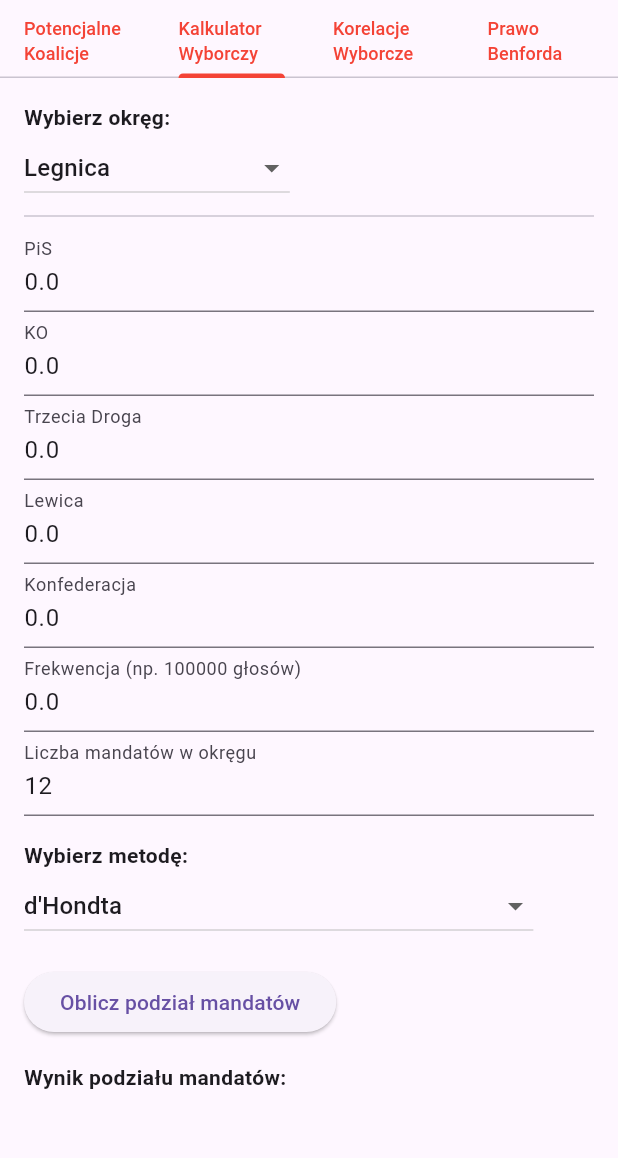
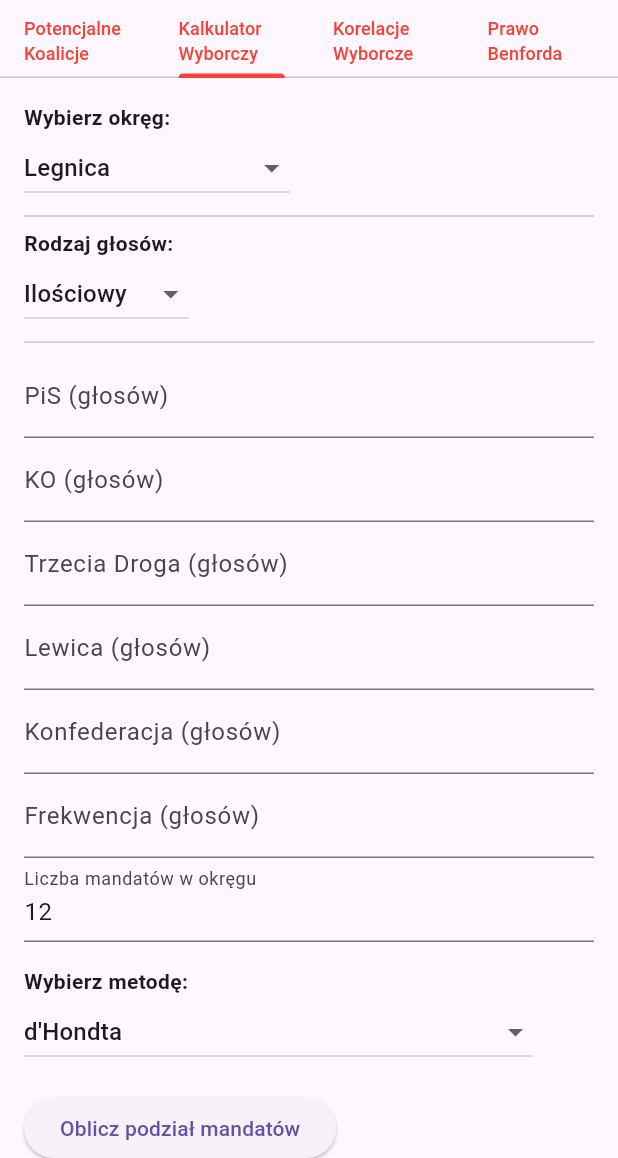
Before and after one commit to kingbrucelee/popis_mobilna_apka, a Flutter app: the View3 screen opened by its route, tab 2 chosen, on a phone screen of 412 x 824 dp, the part 78-1236 px from its top. Run offline on Flutter 3.47's test engine with Material 3 defaults, Android fonts, the phone set to English and light mode, and no system bars; our stand-ins replace fl_chart.

Commit message:
Kalkulator - procenty

```diff
--- a/lib/views/Analiza_Polityczna.dart
+++ b/lib/views/Analiza_Polityczna.dart
@@ -3,6 +3,8 @@ import 'package:flutter/material.dart';
 import '../controllers/seatsCalculator.dart';
 
 class View3 extends StatefulWidget {
+  const View3({Key? key}) : super(key: key);
+
   @override
   _View3State createState() => _View3State();
 }
@@ -725,6 +727,13 @@ class _View3State extends State<View3> with SingleTickerProviderStateMixin {
     super.dispose();
   }
 
+  /// Przykładowa funkcja budująca zawartość nieużywanych jeszcze zakładek
+  Widget _buildTabContent(String title) {
+    return Center(
+      child: Text('$title content here', style: const TextStyle(fontSize: 14)),
+    );
+  }
+
   @override
   Widget build(BuildContext context) {
     return Scaffold(
@@ -735,7 +744,7 @@ class _View3State extends State<View3> with SingleTickerProviderStateMixin {
           child: Row(
             mainAxisAlignment: MainAxisAlignment.center,
             mainAxisSize: MainAxisSize.min,
-            children: [
+            children: const [
               Icon(Icons.bar_chart, size: 32),
               SizedBox(width: 8),
               Text(
@@ -748,7 +757,7 @@ class _View3State extends State<View3> with SingleTickerProviderStateMixin {
         bottom: TabBar(
           controller: _tabController,
           indicatorColor: Colors.red,
-          tabs: [
+          tabs: const [
             Tab(
               child: Text(
                 'Potencjalne Koalicje',
@@ -800,12 +809,6 @@ class _View3State extends State<View3> with SingleTickerProviderStateMixin {
       ),
     );
   }
-
-  Widget _buildTabContent(String title) {
-    return Center(
-      child: Text('$title content here', style: TextStyle(fontSize: 14)),
-    );
-  }
 }
 
 /// Zakładka z kalkulatorem wyborczym
@@ -828,11 +831,11 @@ class ElectionCalculatorTab extends StatefulWidget {
 }
 
 class _ElectionCalculatorTabState extends State<ElectionCalculatorTab> {
-  String _type = "ilościowy"; // np. "ilościowy" albo "procentowy"
+  String _type = "ilościowy"; // Opcje: "ilościowy" lub "procentowy"
   String _method = "d'Hondta";
   late String _selectedDistrict;
 
-  // Tymczasowe pola do UI, uzupełniane w _loadDistrictValues:
+  // Pola tymczasowe do UI, wczytywane z dataJson/votesJson.
   double _pis = 0.0,
       _ko = 0.0,
       _td = 0.0,
@@ -844,23 +847,99 @@ class _ElectionCalculatorTabState extends State<ElectionCalculatorTab> {
   // Przechowujemy wynik kalkulacji
   Map<String, int> _resultSeats = {};
 
+  // Kontrolery do textFieldów (dzięki nim wartości w polach są zawsze aktualne)
+  late TextEditingController _pisController,
+      _koController,
+      _tdController,
+      _lewicaController,
+      _konfController,
+      _frequencyController,
+      _seatsController;
+
   @override
   void initState() {
     super.initState();
-    // Domyślnie wybieramy pierwszy okręg z mapy:
     _selectedDistrict = widget.dataJson.keys.first;
     _loadDistrictValues(_selectedDistrict);
+
+    // Inicjalizacja kontrolerów
+    _pisController = TextEditingController();
+    _koController = TextEditingController();
+    _tdController = TextEditingController();
+    _lewicaController = TextEditingController();
+    _konfController = TextEditingController();
+    _frequencyController = TextEditingController();
+    _seatsController = TextEditingController();
+
+    // Ustawiamy wartości początkowe
+    _setControllersValues();
+  }
+
+  @override
+  void dispose() {
+    _pisController.dispose();
+    _koController.dispose();
+    _tdController.dispose();
+    _lewicaController.dispose();
+    _konfController.dispose();
+    _frequencyController.dispose();
+    _seatsController.dispose();
+    super.dispose();
+  }
+
+  /// Ładuje wartości z widget.dataJson i widget.votesJson do pól tymczasowych
+  void _loadDistrictValues(String district) {
+    final distData = widget.dataJson[district];
+    final distVotes = widget.votesJson[district];
+    if (distData != null && distVotes != null) {
+      _pis = distVotes["PiS"]?.toDouble() ?? 0.0;
+      _ko = distVotes["KO"]?.toDouble() ?? 0.0;
+      _td = distVotes["Trzecia Droga"]?.toDouble() ?? 0.0;
+      _lewica = distVotes["Lewica"]?.toDouble() ?? 0.0;
+      _konf = distVotes["Konfederacja"]?.toDouble() ?? 0.0;
+
+      _frequency = distData["Frekwencja"]?.toDouble() ?? 0.0;
+      _seatsNum = distData["Miejsca do zdobycia"] ?? 0;
+    }
+  }
+
+  /// Aktualizuje wartości w polach tekstowych
+  void _setControllersValues() {
+    _pisController.text = _pis == 0.0 ? '' : _pis.toString();
+    _koController.text = _ko == 0.0 ? '' : _ko.toString();
+    _tdController.text = _td == 0.0 ? '' : _td.toString();
+    _lewicaController.text = _lewica == 0.0 ? '' : _lewica.toString();
+    _konfController.text = _konf == 0.0 ? '' : _konf.toString();
+    _frequencyController.text = _frequency == 0.0 ? '' : _frequency.toString();
+    _seatsController.text = _seatsNum == 0 ? '' : _seatsNum.toString();
+  }
+
+  /// Zapamiętuje wartości w polach tymczasowych (z kontrolerów)
+  void _updateTempValuesFromControllers() {
+    _pis = _parseDouble(_pisController.text);
+    _ko = _parseDouble(_koController.text);
+    _td = _parseDouble(_tdController.text);
+    _lewica = _parseDouble(_lewicaController.text);
+    _konf = _parseDouble(_konfController.text);
+    _frequency = _parseDouble(_frequencyController.text);
+    _seatsNum = int.tryParse(_seatsController.text) ?? 0;
+  }
+
+  /// Pomocnicza funkcja parsująca double z ewentualną zamianą przecinka na kropkę
+  double _parseDouble(String val) {
+    return double.tryParse(val.replaceAll(',', '.')) ?? 0.0;
   }
 
   @override
   Widget build(BuildContext context) {
     return SingleChildScrollView(
-      padding: EdgeInsets.all(16.0),
+      padding: const EdgeInsets.all(16.0),
       child: Column(
         crossAxisAlignment: CrossAxisAlignment.start,
         children: [
           // Dropdown z wyborem okręgu
-          Text('Wybierz okręg:', style: TextStyle(fontWeight: FontWeight.bold)),
+          const Text('Wybierz okręg:',
+              style: TextStyle(fontWeight: FontWeight.bold)),
           DropdownButton<String>(
             value: _selectedDistrict,
             items: widget.dataJson.keys.map<DropdownMenuItem<String>>((dist) {
@@ -874,43 +953,81 @@ class _ElectionCalculatorTabState extends State<ElectionCalculatorTab> {
                 setState(() {
                   _selectedDistrict = value;
                   _loadDistrictValues(value);
+                  _setControllersValues();
                 });
               }
             },
           ),
-          Divider(),
+          const Divider(),
 
-          // Pola do wprowadzania liczby głosów:
-          _buildNumberField('PiS', _pis, (val) {
-            setState(() => _pis = val);
-          }),
-          _buildNumberField('KO', _ko, (val) {
-            setState(() => _ko = val);
-          }),
-          _buildNumberField('Trzecia Droga', _td, (val) {
-            setState(() => _td = val);
-          }),
-          _buildNumberField('Lewica', _lewica, (val) {
-            setState(() => _lewica = val);
-          }),
-          _buildNumberField('Konfederacja', _konf, (val) {
-            setState(() => _konf = val);
-          }),
+          // Dropdown do wyboru typu głosów
+          const Text('Rodzaj głosów:',
+              style: TextStyle(fontWeight: FontWeight.bold)),
+          DropdownButton<String>(
+            value: _type,
+            items: const [
+              DropdownMenuItem(
+                value: "ilościowy",
+                child: Text("Ilościowy"),
+              ),
+              DropdownMenuItem(
+                value: "procentowy",
+                child: Text("Procentowy"),
+              ),
+            ],
+            onChanged: (value) {
+              if (value != null) {
+                setState(() {
+                  _type = value;
+                });
+              }
+            },
+          ),
+          const Divider(),
+
+          // Pola do wprowadzania głosów
+          _buildNumberField(
+            label: 'PiS (${_type == "procentowy" ? "%" : "głosów"})',
+            controller: _pisController,
+          ),
+          _buildNumberField(
+            label: 'KO (${_type == "procentowy" ? "%" : "głosów"})',
+            controller: _koController,
+          ),
+          _buildNumberField(
+            label: 'Trzecia Droga (${_type == "procentowy" ? "%" : "głosów"})',
+            controller: _tdController,
+          ),
+          _buildNumberField(
+            label: 'Lewica (${_type == "procentowy" ? "%" : "głosów"})',
+            controller: _lewicaController,
+          ),
+          _buildNumberField(
+            label: 'Konfederacja (${_type == "procentowy" ? "%" : "głosów"})',
+            controller: _konfController,
+          ),
 
           // Frekwencja
-          _buildNumberField('Frekwencja (np. 100000 głosów)', _frequency,
-              (val) {
-            setState(() => _frequency = val);
-          }),
+          _buildNumberField(
+            label: 'Frekwencja (${_type == "procentowy" ? "%" : "głosów"})',
+            controller: _frequencyController,
+          ),
 
           // Liczba miejsc
-          _buildSeatsField(),
+          TextField(
+            keyboardType: TextInputType.number,
+            decoration:
+                const InputDecoration(labelText: 'Liczba mandatów w okręgu'),
+            controller: _seatsController,
+          ),
 
-          SizedBox(height: 16),
+          const SizedBox(height: 16),
 
           // Metoda podziału:
-          Text('Wybierz metodę:',
-              style: TextStyle(fontWeight: FontWeight.bold)),
+          const Text(
+            'Wybierz metodę:',
+            style: TextStyle(fontWeight: FontWeight.bold),
+          ),
           DropdownButton<String>(
             value: _method,
             items: [
@@ -933,56 +1050,64 @@ class _ElectionCalculatorTabState extends State<ElectionCalculatorTab> {
             },
           ),
 
-          SizedBox(height: 16),
+          const SizedBox(height: 16),
 
           // Przycisk obliczania
           ElevatedButton(
             onPressed: _calculateSeats,
-            child: Text('Oblicz podział mandatów'),
+            child: const Text('Oblicz podział mandatów'),
           ),
 
-          SizedBox(height: 16),
+          const SizedBox(height: 16),
 
           // Wyświetlanie wyniku
-          Text(
+          const Text(
             'Wynik podziału mandatów:',
             style: TextStyle(fontWeight: FontWeight.bold),
           ),
           if (_resultSeats.isNotEmpty)
-            ..._resultSeats.entries.map((e) => Text('${e.key}: ${e.value}')),
+            ..._resultSeats.entries.map((e) {
+              return Text('${e.key}: ${e.value}');
+            }),
 
-          SizedBox(height: 100),
+          const SizedBox(height: 100),
         ],
       ),
     );
   }
 
-  /// Ładuje wartości z widget.dataJson i widget.votesJson do pól tymczasowych
-  void _loadDistrictValues(String district) {
-    final distData = widget.dataJson[district];
-    final distVotes = widget.votesJson[district];
-    if (distData != null && distVotes != null) {
-      setState(() {
-        _pis = distVotes["PiS"]?.toDouble() ?? 0.0;
-        _ko = distVotes["KO"]?.toDouble() ?? 0.0;
-        _td = distVotes["Trzecia Droga"]?.toDouble() ?? 0.0;
-        _lewica = distVotes["Lewica"]?.toDouble() ?? 0.0;
-        _konf = distVotes["Konfederacja"]?.toDouble() ?? 0.0;
-        _frequency = distData["Frekwencja"]?.toDouble() ?? 0.0;
-        _seatsNum = distData["Miejsca do zdobycia"] ?? 0;
-      });
+  /// Funkcja obliczająca podział mandatów
+  void _calculateSeats() {
+    // Najpierw wczytujemy aktualne wartości z kontrolerów
+    _updateTempValuesFromControllers();
+
+    // Sprawdzenie poprawności danych w przypadku procentów
+    if (_type == "procentowy") {
+      double totalPercentage = _pis + _ko + _td + _lewica + _konf;
+      if (totalPercentage > 100.0) {
+        _showErrorDialog("Suma procentów przekracza 100%.");
+        return;
+      }
+      // Można też sprawdzać czy sumy < 100% itp.
     }
-  }
 
-  /// Zapisuje wprowadzone wartości z pól do widget.dataJson i widget.votesJson,
-  /// a następnie wywołuje SeatsCalculatorSingleDistrict
-  void _calculateSeats() {
-    // Zaktualizuj głosy i frekwencję
-    widget.votesJson[_selectedDistrict]["PiS"] = _pis;
-    widget.votesJson[_selectedDistrict]["KO"] = _ko;
-    widget.votesJson[_selectedDistrict]["Trzecia Droga"] = _td;
-    widget.votesJson[_selectedDistrict]["Lewica"] = _lewica;
-    widget.votesJson[_selectedDistrict]["Konfederacja"] = _konf;
+    // Przekształcenie procentów na głosy, jeśli wybrano opcję procentową
+    // (interpretujemy _frequency jako łączną liczbę głosów?)
+    double totalVotes = _frequency;
+    double actualPis = _type == "procentowy" ? (_pis / 100) * totalVotes : _pis;
+    double actualKo = _type == "procentowy" ? (_ko / 100) * totalVotes : _ko;
+    double actualTd = _type == "procentowy" ? (_td / 100) * totalVotes : _td;
+    double actualLewica =
+        _type == "procentowy" ? (_lewica / 100) * totalVotes : _lewica;
+    double actualKonf =
+        _type == "procentowy" ? (_konf / 100) * totalVotes : _konf;
+
+    // Zaktualizuj głosy i frekwencję w oryginalnych mapach
+    widget.votesJson[_selectedDistrict]["PiS"] = actualPis;
+    widget.votesJson[_selectedDistrict]["KO"] = actualKo;
+    widget.votesJson[_selectedDistrict]["Trzecia Droga"] = actualTd;
+    widget.votesJson[_selectedDistrict]["Lewica"] = actualLewica;
+    widget.votesJson[_selectedDistrict]["Konfederacja"] = actualKonf;
 
     widget.dataJson[_selectedDistrict]["Frekwencja"] = _frequency;
     widget.dataJson[_selectedDistrict]["Miejsca do zdobycia"] = _seatsNum;
@@ -993,11 +1118,11 @@ class _ElectionCalculatorTabState extends State<ElectionCalculatorTab> {
 
     // Oblicz mandaty
     final result = SeatsCalculatorSingleDistrict.chooseMethods(
-      PiS: _pis,
-      KO: _ko,
-      TD: _td,
-      Lewica: _lewica,
-      Konf: _konf,
+      PiS: actualPis,
+      KO: actualKo,
+      TD: actualTd,
+      Lewica: actualLewica,
+      Konf: actualKonf,
       Freq: _frequency,
       method: _method,
       seatsNum: _seatsNum,
@@ -1012,32 +1137,35 @@ class _ElectionCalculatorTabState extends State<ElectionCalculatorTab> {
     });
   }
 
-  Widget _buildNumberField(
-    String label,
-    double initialValue,
-    ValueChanged<double> onChanged,
-  ) {
-    return TextField(
-      keyboardType: TextInputType.number,
-      decoration: InputDecoration(labelText: label),
-      controller: TextEditingController(text: initialValue.toString()),
-      onChanged: (val) {
-        final parsed = double.tryParse(val.replaceAll(',', '.')) ?? 0.0;
-        onChanged(parsed);
-      },
+  /// Wyświetla dialog błędu
+  void _showErrorDialog(String message) {
+    showDialog(
+      context: context,
+      builder: (ctx) => AlertDialog(
+        title: const Text("Błąd"),
+        content: Text(message),
+        actions: [
+          TextButton(
+            onPressed: () => Navigator.of(ctx).pop(),
+            child: const Text("OK"),
+          ),
+        ],
+      ),
     );
   }
 
-  Widget _buildSeatsField() {
+  /// Pomocnicze pole do wprowadzania wartości double
+  Widget _buildNumberField({
+    required String label,
+    required TextEditingController controller,
+  }) {
     return TextField(
-      keyboardType: TextInputType.number,
-      decoration: InputDecoration(labelText: 'Liczba mandatów w okręgu'),
-      controller: TextEditingController(text: _seatsNum.toString()),
+      keyboardType: const TextInputType.numberWithOptions(decimal: true),
+      decoration: InputDecoration(labelText: label),
+      controller: controller,
       onChanged: (val) {
-        final parsed = int.tryParse(val) ?? 0;
-        setState(() {
-          _seatsNum = parsed;
-        });
+        // Można dodatkowo wymusić odświeżenie stanu itp.
+        // setState(() {});
       },
     );
   }
```
